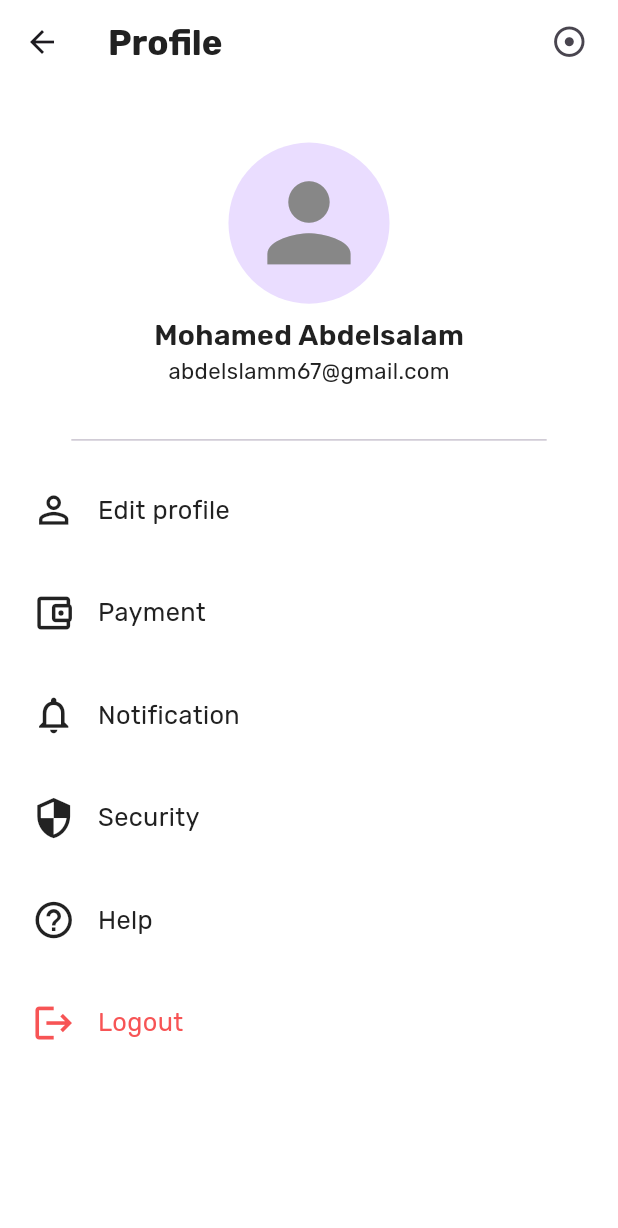
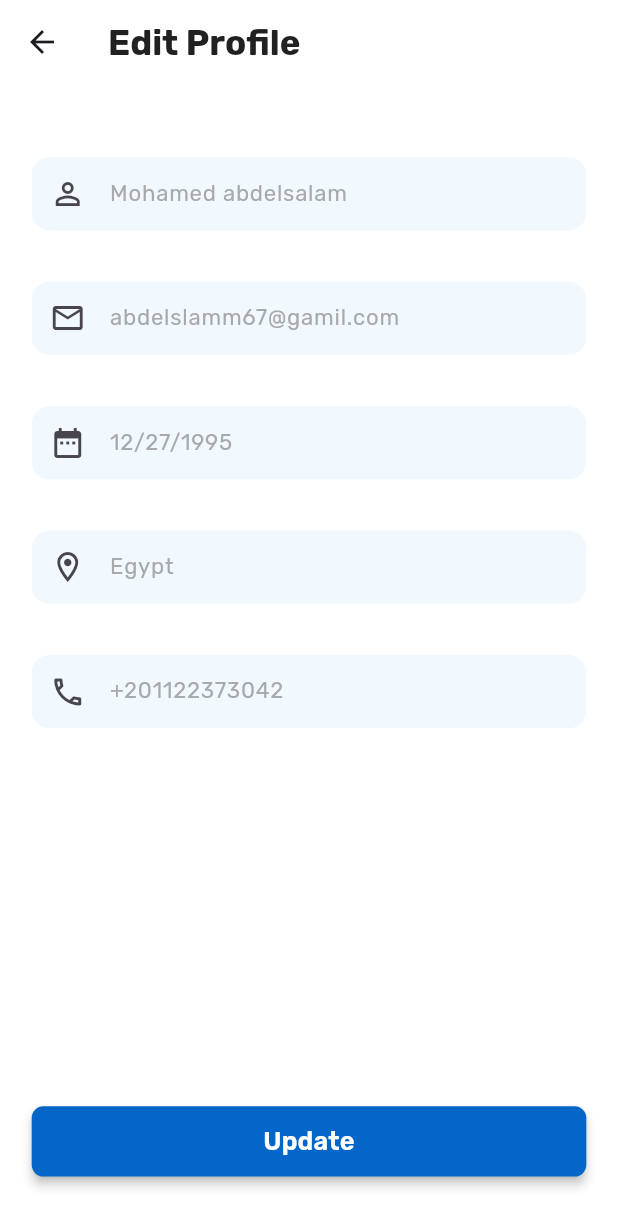
Before and after one commit to Mohamed-Abdelsalamm/Graduation_Project_Parking_project, a Flutter app: the screen it shows after launch, on a phone screen of 412 x 824 dp. Shown: the top 1228 px of the screen. Run offline on Flutter 3.47's test engine with Material 3 defaults, Android fonts, the light colour scheme and no system bars; our stand-ins replace cached_network_image, dio, flutter_screenutil, flutter_spinkit, flutter_svg, go_router and 1 more.

Commit message:
Add Edit Profile View

```diff
--- a/lib/core/utils/app_router.dart
+++ b/lib/core/utils/app_router.dart
@@ -5,6 +5,7 @@ import 'package:parking/featuers/book_mark/presentation/view/my_book_mark_view.d
 import 'package:parking/featuers/notification/presentation/view/notification_view.dart';
 import 'package:parking/featuers/onboarding/presentation/views/onboarding_view.dart';
 import 'package:parking/featuers/parking_history/presentation/views/my_parking_view.dart';
+import 'package:parking/featuers/profile/presentation/view/edit_profile_view.dart';
 import 'package:parking/featuers/profile/presentation/view/profile_view.dart';
 import 'package:parking/featuers/search/presentation/view/search_view.dart';
 
@@ -16,7 +17,8 @@ abstract class AppRouter {
   static const kMyBookMarkView = "/myParkingView";
   static const kNotificationView = "/notificationView";
   static const kSearchView = "/searchView";
-  static const kProfileView = "/" /*"/profileView"*/;
+  static const kProfileView = "/profileView";
+  static const kEditProfileView = "/" /*"/editProfileView"*/;
 
   static final GoRouter router = GoRouter(
     routes: <RouteBase>[
@@ -56,6 +58,11 @@ abstract class AppRouter {
         builder: (BuildContext context, GoRouterState state) =>
         const ProfileView(),
       ),
+      GoRoute(
+        path: kEditProfileView,
+        builder: (BuildContext context, GoRouterState state) =>
+        const EditProfileView(),
+      ),
     ],
   );
 }
--- /dev/null
+++ b/lib/featuers/profile/presentation/view/edit_profile_view.dart
@@ -0,0 +1,50 @@
+import 'package:flutter/material.dart';
+import 'package:flutter_screenutil/flutter_screenutil.dart';
+import 'package:go_router/go_router.dart';
+import 'package:parking/core/utils/colors_styles.dart';
+import 'package:parking/core/utils/text_styles.dart';
+import 'package:parking/core/widgets/customTextField.dart';
+import 'package:parking/core/widgets/custom_button.dart';
+
+class EditProfileView extends StatelessWidget {
+  const EditProfileView({Key? key}) : super(key: key);
+
+
+  @override
+  Widget build(BuildContext context) {
+    return Scaffold(
+      backgroundColor: Colors.white,
+      appBar: AppBar(
+        backgroundColor: Colors.white,
+        automaticallyImplyLeading: true,
+        leading: IconButton(
+            onPressed: () {
+              GoRouter.of(context).pop();
+            },
+            icon: const Icon(Icons.arrow_back_outlined)),
+        title: Text("Edit Profile", style: TextStyles().textStyle22Bold),
+      ),
+      bottomNavigationBar: Padding(
+        padding:  EdgeInsets.symmetric(vertical: 40.h,horizontal: 20.w),
+        child:CustomButton(title: "Update",onPressed: (){}),
+      ),
+      body: Padding(
+        padding: EdgeInsets.symmetric(horizontal: 20.0.w),
+        child: Column(
+          children: [
+            SizedBox(height: 50.h,),
+            const CustomTextField(hintText: "Mohamed abdelsalam",fillColor: ColorStyles.blue100,prefixIcon: Icon(Icons.person_outline)),
+            SizedBox(height: 35.h,),
+            const CustomTextField(hintText: "abdelslamm67@gamil.com",fillColor: ColorStyles.blue100,prefixIcon: Icon(Icons.email_outlined)),
+            SizedBox(height: 35.h,),
+            const CustomTextField(hintText: "12/27/1995",fillColor: ColorStyles.blue100,prefixIcon: Icon(Icons.date_range)),
+            SizedBox(height: 35.h,),
+            const CustomTextField(hintText: "Egypt",fillColor: ColorStyles.blue100,prefixIcon: Icon(Icons.location_on_outlined)),
+            SizedBox(height: 35.h,),
+            const CustomTextField(hintText: "+201122373042",fillColor: ColorStyles.blue100,prefixIcon: Icon(Icons.phone_outlined)),
+          ],
+        ),
+      ),
+    );
+  }
+}
```
